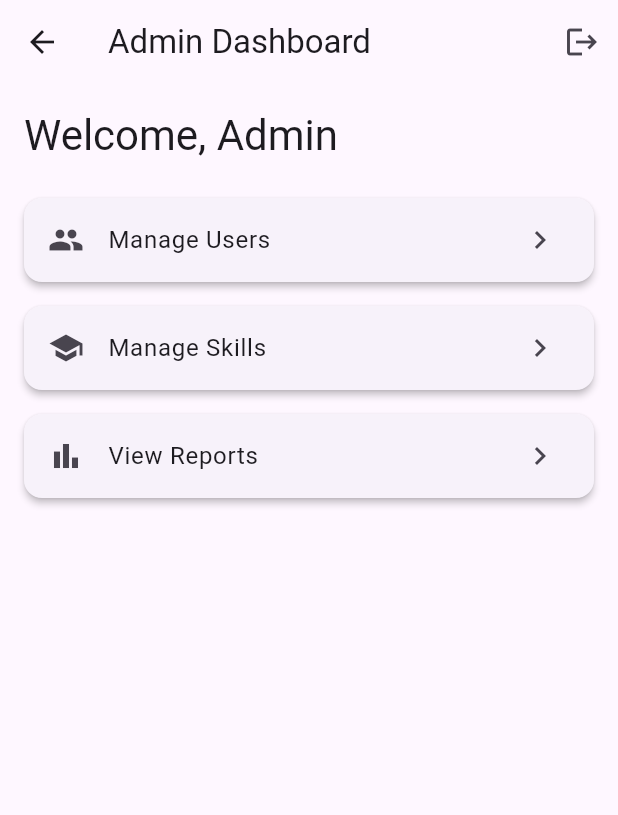
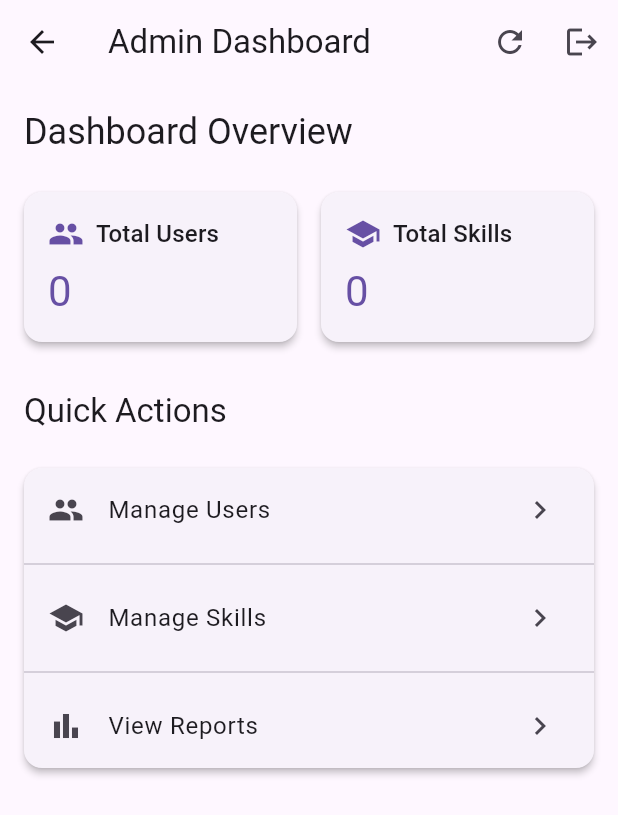
Before and after one commit to Iconoclast9000/skillbridge-community-app, a Flutter app: the AdminDashboardScreen screen opened by its route, on a phone screen of 412 x 824 dp. Shown: the top 815 px of the screen. Run offline on Flutter 3.47's test engine with Material 3 defaults, Android fonts, the phone set to English and light mode, and no system bars; our stand-ins replace cloud_firestore, firebase_auth, firebase_core; accounts and stored records are empty.

Commit message:
Add utility widgets and update dashboard screen

```diff
--- a/lib/screens/admin_dashboard_screen.dart
+++ b/lib/screens/admin_dashboard_screen.dart
@@ -1,8 +1,30 @@
 import 'package:flutter/material.dart';
-import '../services/auth_service.dart';
+import 'package:provider/provider.dart';
+import '../providers/auth_provider.dart';
+import '../providers/user_provider.dart';
+import '../providers/skill_provider.dart';
+import '../widgets/stats_card.dart';
 
-class AdminDashboardScreen extends StatelessWidget {
-  final _authService = AuthService();
+class AdminDashboardScreen extends StatefulWidget {
+  @override
+  _AdminDashboardScreenState createState() => _AdminDashboardScreenState();
+}
+
+class _AdminDashboardScreenState extends State<AdminDashboardScreen> {
+  @override
+  void initState() {
+    super.initState();
+    _loadData();
+  }
+
+  Future<void> _loadData() async {
+    final userProvider = context.read<UserProvider>();
+    final skillProvider = context.read<SkillProvider>();
+    await Future.wait([
+      userProvider.loadUsers(),
+      skillProvider.loadSkills(),
+    ]);
+  }
 
   @override
   Widget build(BuildContext context) {
@@ -11,62 +33,103 @@ class AdminDashboardScreen extends StatelessWidget {
         title: Text('Admin Dashboard'),
         actions: [
           IconButton(
+            icon: Icon(Icons.refresh),
+            onPressed: _loadData,
+          ),
+          IconButton(
             icon: Icon(Icons.logout),
             onPressed: () async {
-              await _authService.signOut();
+              await context.read<AuthProvider>().signOut();
               Navigator.pushReplacementNamed(context, '/admin/login');
             },
           ),
         ],
       ),
-      body: Padding(
+      body: RefreshIndicator(
+        onRefresh: _loadData,
+        child: SingleChildScrollView(
+          physics: AlwaysScrollableScrollPhysics(),
           padding: EdgeInsets.all(16.0),
           child: Column(
             crossAxisAlignment: CrossAxisAlignment.start,
             children: [
               Text(
-              'Welcome, Admin',
-              style: Theme.of(context).textTheme.headlineMedium,
+                'Dashboard Overview',
+                style: Theme.of(context).textTheme.headlineSmall,
+              ),
+              SizedBox(height: 16),
+              Consumer2<UserProvider, SkillProvider>(
+                builder: (context, userProvider, skillProvider, child) {
+                  return Column(
+                    children: [
+                      Row(
+                        children: [
+                          Expanded(
+                            child: StatsCard(
+                              title: 'Total Users',
+                              value: userProvider.users.length.toString(),
+                              icon: Icons.people,
+                            ),
+                          ),
+                          SizedBox(width: 16),
+                          Expanded(
+                            child: StatsCard(
+                              title: 'Total Skills',
+                              value: skillProvider.skills.length.toString(),
+                              icon: Icons.school,
+                            ),
+                          ),
+                        ],
                       ),
                       SizedBox(height: 24),
-            _buildDashboardTile(
-              context,
-              'Manage Users',
-              Icons.people,
-              () => Navigator.pushNamed(context, '/admin/users'),
-            ),
-            _buildDashboardTile(
-              context,
-              'Manage Skills',
-              Icons.school,
-              () => Navigator.pushNamed(context, '/admin/skills'),
-            ),
-            _buildDashboardTile(
-              context,
-              'View Reports',
-              Icons.bar_chart,
-              () => Navigator.pushNamed(context, '/admin/reports'),
+                      _buildQuickActions(context),
+                    ],
+                  );
+                },
               ),
             ],
+          ),
         ),
       ),
     );
   }
 
-  Widget _buildDashboardTile(
-    BuildContext context,
-    String title,
-    IconData icon,
-    VoidCallback onTap,
-  ) {
-    return Card(
-      margin: EdgeInsets.only(bottom: 16),
-      child: ListTile(
-        leading: Icon(icon),
-        title: Text(title),
+  Widget _buildQuickActions(BuildContext context) {
+    return Column(
+      crossAxisAlignment: CrossAxisAlignment.start,
+      children: [
+        Text(
+          'Quick Actions',
+          style: Theme.of(context).textTheme.titleLarge,
+        ),
+        SizedBox(height: 16),
+        Card(
+          child: Column(
+            children: [
+              ListTile(
+                leading: Icon(Icons.people),
+                title: Text('Manage Users'),
                 trailing: Icon(Icons.chevron_right),
-        onTap: onTap,
+                onTap: () => Navigator.pushNamed(context, '/admin/users'),
               ),
+              Divider(),
+              ListTile(
+                leading: Icon(Icons.school),
+                title: Text('Manage Skills'),
+                trailing: Icon(Icons.chevron_right),
+                onTap: () => Navigator.pushNamed(context, '/admin/skills'),
+              ),
+              Divider(),
+              ListTile(
+                leading: Icon(Icons.bar_chart),
+                title: Text('View Reports'),
+                trailing: Icon(Icons.chevron_right),
+                onTap: () => Navigator.pushNamed(context, '/admin/reports'),
+              ),
+            ],
+          ),
+        ),
+      ],
     );
   }
 }
--- /dev/null
+++ b/lib/widgets/stats_card.dart
@@ -0,0 +1,47 @@
+import 'package:flutter/material.dart';
+
+class StatsCard extends StatelessWidget {
+  final String title;
+  final String value;
+  final IconData icon;
+  final Color? color;
+
+  const StatsCard({
+    Key? key,
+    required this.title,
+    required this.value,
+    required this.icon,
+    this.color,
+  }) : super(key: key);
+
+  @override
+  Widget build(BuildContext context) {
+    return Card(
+      child: Padding(
+        padding: EdgeInsets.all(16.0),
+        child: Column(
+          crossAxisAlignment: CrossAxisAlignment.start,
+          children: [
+            Row(
+              children: [
+                Icon(icon, color: color ?? Theme.of(context).primaryColor),
+                SizedBox(width: 8),
+                Text(
+                  title,
+                  style: Theme.of(context).textTheme.titleMedium,
+                ),
+              ],
+            ),
+            SizedBox(height: 8),
+            Text(
+              value,
+              style: Theme.of(context).textTheme.headlineMedium?.copyWith(
+                    color: color ?? Theme.of(context).primaryColor,
+                  ),
+            ),
+          ],
+        ),
+      ),
+    );
+  }
+}
```
Also changed, not shown: lib/widgets/confirm_dialog.dart (added, +39 -0 lines), lib/widgets/custom_card.dart (added, +30 -0 lines). Lines whose indentation alone changed are shown as unchanged.
